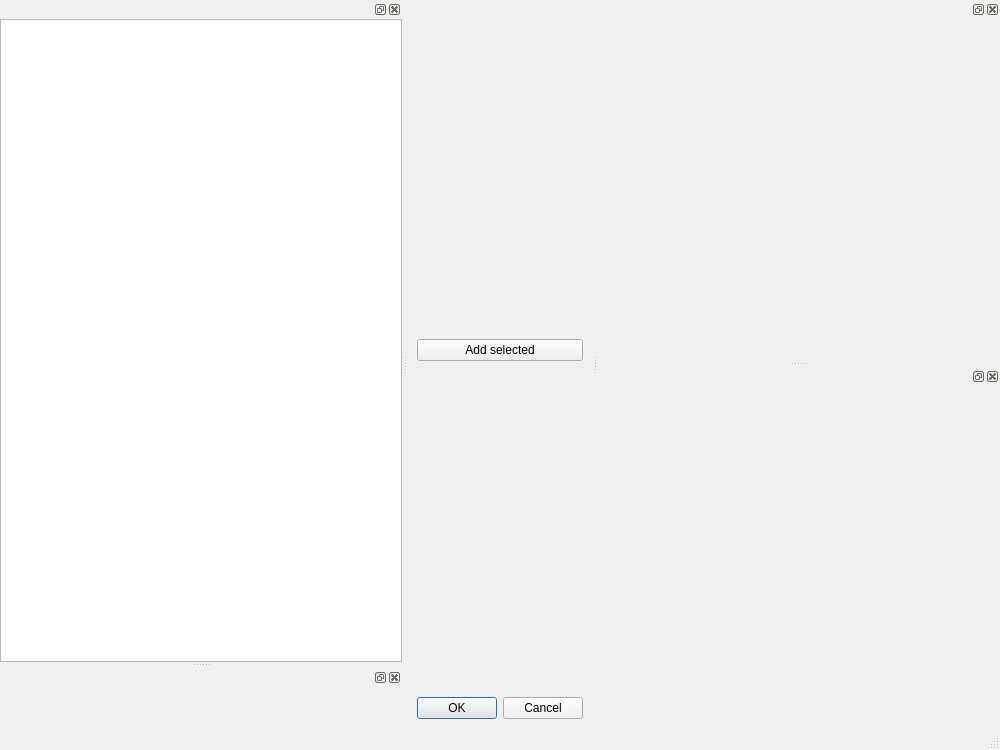
Kicer86/photobroom, file src/gui/desktop/ui/photos_add_dialog.ui: the form before one commit.
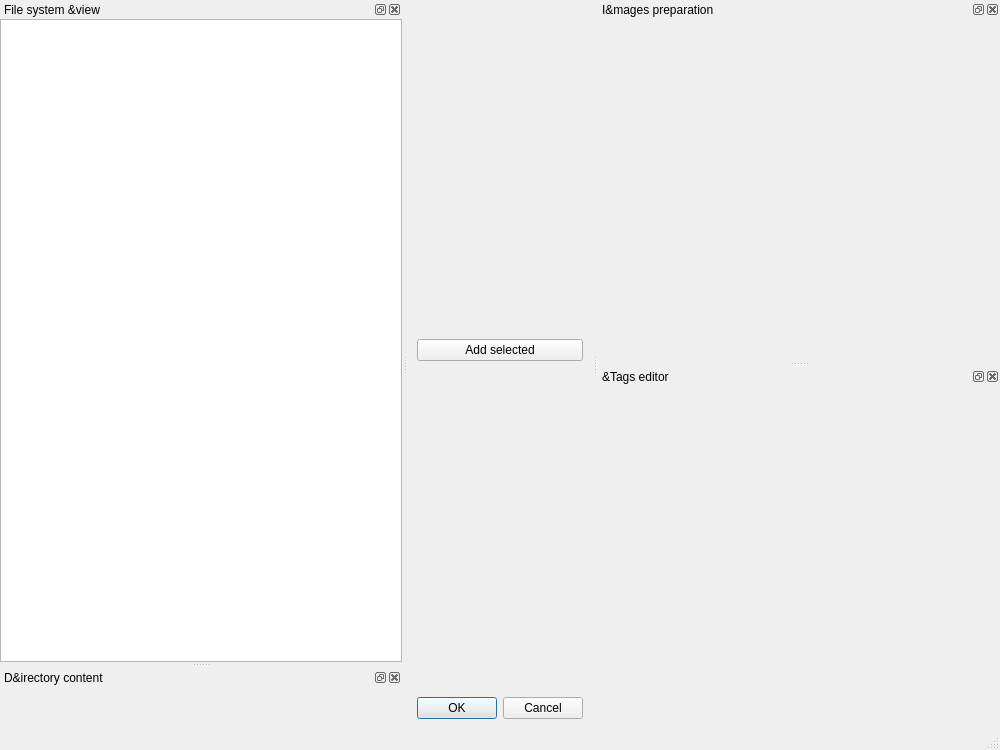
The form after the commit. Custom widgets are drawn as their Qt base class.

Commit message: gui: ui: PhotosAddDialog: adding names for docks

```diff
--- a/src/gui/desktop/ui/photos_add_dialog.ui
+++ b/src/gui/desktop/ui/photos_add_dialog.ui
@@ -71,6 +71,9 @@
    <property name="allowedAreas">
     <set>Qt::LeftDockWidgetArea</set>
    </property>
+   <property name="windowTitle">
+    <string>File system &amp;view</string>
+   </property>
    <attribute name="dockWidgetArea">
     <number>1</number>
    </attribute>
@@ -82,6 +85,9 @@
    <property name="allowedAreas">
     <set>Qt::LeftDockWidgetArea</set>
    </property>
+   <property name="windowTitle">
+    <string>D&amp;irectory content</string>
+   </property>
    <attribute name="dockWidgetArea">
     <number>1</number>
    </attribute>
@@ -91,6 +97,9 @@
    <property name="allowedAreas">
     <set>Qt::RightDockWidgetArea</set>
    </property>
+   <property name="windowTitle">
+    <string>I&amp;mages preparation</string>
+   </property>
    <attribute name="dockWidgetArea">
     <number>2</number>
    </attribute>
@@ -100,6 +109,9 @@
    <property name="allowedAreas">
     <set>Qt::RightDockWidgetArea</set>
    </property>
+   <property name="windowTitle">
+    <string>&amp;Tags editor</string>
+   </property>
    <attribute name="dockWidgetArea">
     <number>2</number>
    </attribute>
```
